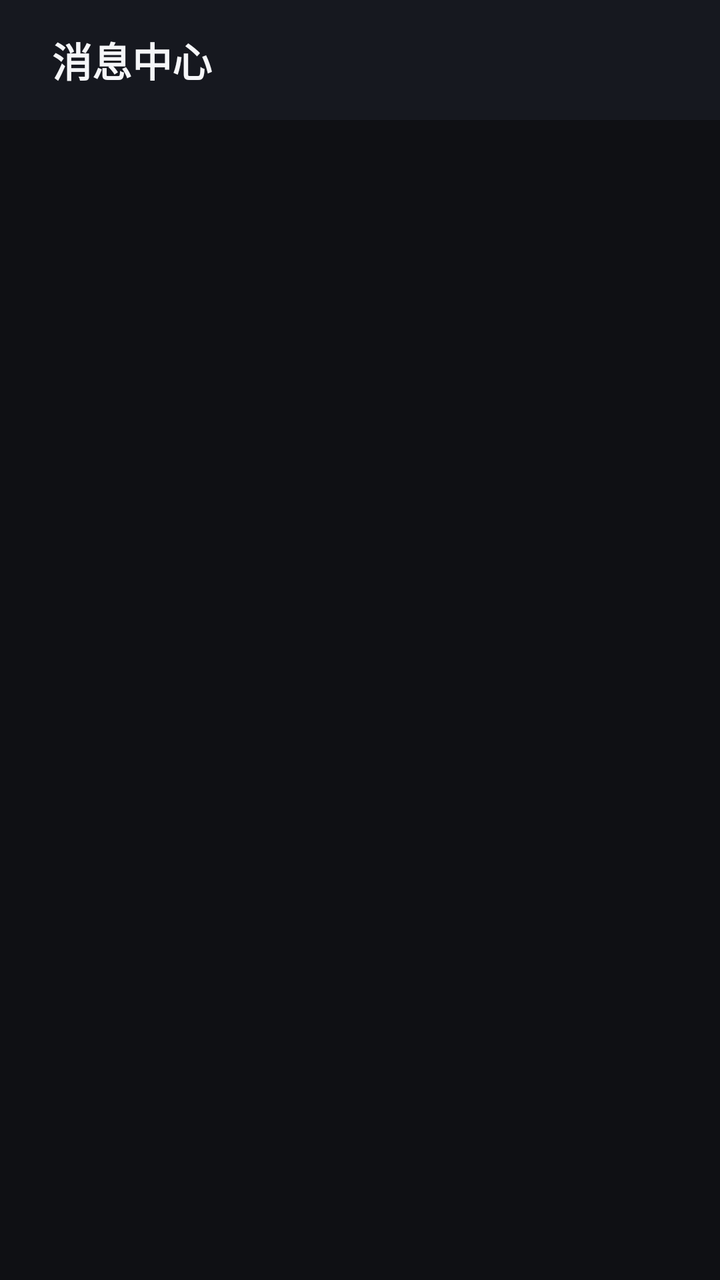
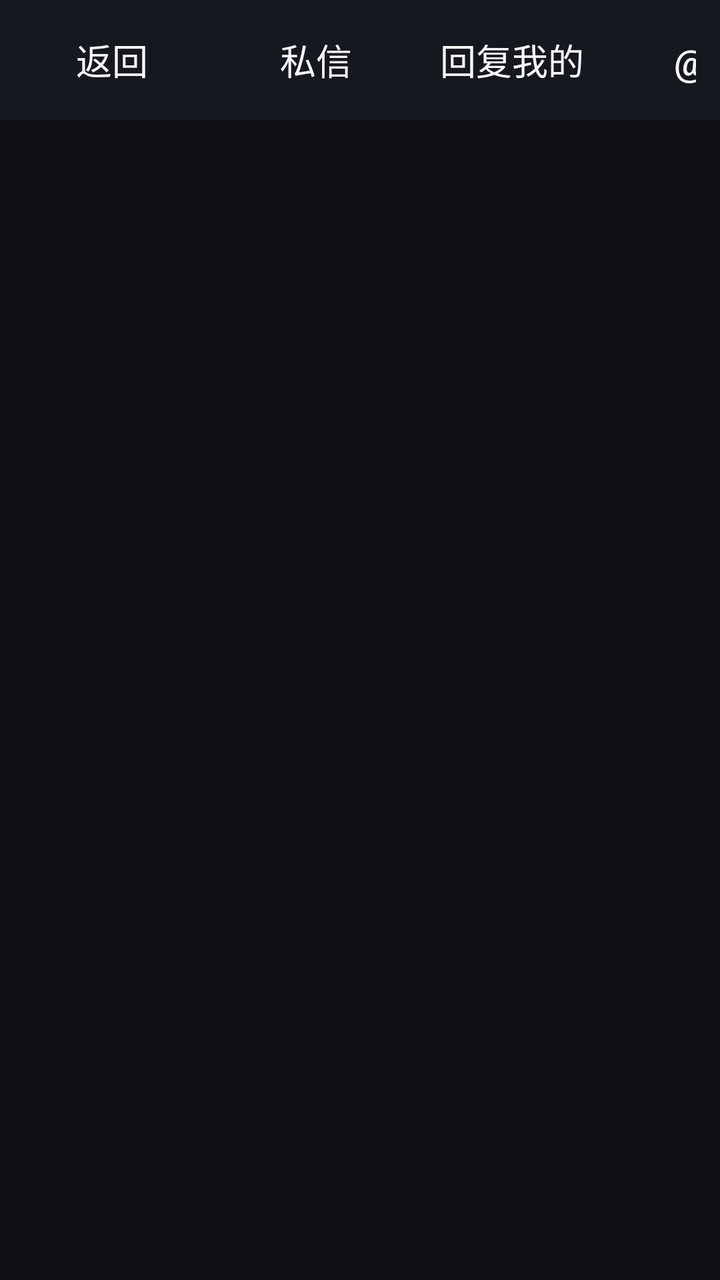

An Android layout rendered at two revisions. The XML below is the earlier revision; the diff shows what the commit changed to produce the second picture.
<!-- AndroidManifest.xml: application theme Theme.Yzb -->
<!-- res/layout/activity_message.xml -->
<?xml version="1.0" encoding="utf-8"?>
<LinearLayout xmlns:android="http://schemas.android.com/apk/res/android"
    android:layout_width="match_parent"
    android:layout_height="match_parent"
    android:orientation="vertical"
    android:background="@color/bg_dark"
    android:focusable="true"
    android:focusableInTouchMode="true">

    <LinearLayout
        android:layout_width="match_parent"
        android:layout_height="60dp"
        android:orientation="horizontal"
        android:gravity="center_vertical"
        android:paddingStart="12dp"
        android:paddingEnd="12dp"
        android:background="@color/bg_panel">

        <Button
            android:id="@+id/btnBack"
            style="@style/YzbButton"
            android:text="返回" />

        <TextView
            android:id="@+id/tvMsgTitle"
            android:layout_width="0dp"
            android:layout_height="wrap_content"
            android:layout_weight="1"
            android:layout_marginStart="14dp"
            android:text="消息中心"
            android:textColor="@color/text_primary"
            android:textSize="20sp"
            android:textStyle="bold" />

        <Button
            android:id="@+id/btnTabSession"
            style="@style/YzbButton"
            android:text="私信" />

        <Button
            android:id="@+id/btnTabReply"
            style="@style/YzbButton"
            android:text="回复我的" />

        <Button
            android:id="@+id/btnTabAt"
            style="@style/YzbButton"
            android:text="@我" />

        <Button
            android:id="@+id/btnTabLike"
            style="@style/YzbButton"
            android:text="收到的赞" />

    </LinearLayout>

    <FrameLayout
        android:layout_width="match_parent"
        android:layout_height="0dp"
        android:layout_weight="1">

        <androidx.recyclerview.widget.RecyclerView
            android:id="@+id/rvMessage"
            android:layout_width="match_parent"
            android:layout_height="match_parent"
            android:paddingStart="12dp"
            android:paddingEnd="12dp"
            android:paddingTop="6dp"
            android:clipToPadding="false" />

        <ProgressBar
            android:id="@+id/pbMsg"
            android:layout_width="wrap_content"
            android:layout_height="wrap_content"
            android:layout_gravity="center"
            android:visibility="gone" />

        <TextView
            android:id="@+id/tvMsgEmpty"
            android:layout_width="wrap_content"
            android:layout_height="wrap_content"
            android:layout_gravity="center"
            android:textColor="@color/text_secondary"
            android:textSize="16sp"
            android:visibility="gone" />

    </FrameLayout>

</LinearLayout>
<!-- resources referenced by this layout -->
<resources>
  <color name="bg_dark">#0F1014</color>
  <color name="bg_panel">#16181F</color>
  <color name="text_primary">#F5F6F8</color>
  <color name="text_secondary">#A8ACB8</color>
  <style name="YzbButton" parent="Widget.AppCompat.Button.Borderless">
          <item name="android:layout_height">46dp</item>
          <item name="android:textSize">18sp</item>
          <item name="android:textColor">@color/text_primary</item>
          <item name="android:background">@drawable/btn_bg</item>
          <item name="android:paddingStart">18dp</item>
          <item name="android:paddingEnd">18dp</item>
          <item name="android:focusable">true</item>
      </style>
  <style name="Theme.Yzb" parent="Theme.AppCompat.NoActionBar">
          <item name="android:windowBackground">@color/bg_dark</item>
          <item name="android:textColor">@color/text_primary</item>
          <item name="colorAccent">@color/accent</item>
          <item name="android:windowContentTransitions">false</item>
      </style>
  <!-- drawable btn_bg (drawable) -->
  <?xml version="1.0" encoding="utf-8"?>
  <selector xmlns:android="http://schemas.android.com/apk/res/android">
      <item android:state_focused="true">
          <shape android:shape="rectangle">
              <solid android:color="#33FB7299" />
              <corners android:radius="10dp" />
              <stroke android:width="2dp" android:color="@color/accent" />
          </shape>
      </item>
      <item android:state_pressed="true">
          <shape android:shape="rectangle">
              <solid android:color="#33FB7299" />
              <corners android:radius="10dp" />
          </shape>
      </item>
      <item>
          <shape android:shape="rectangle">
              <solid android:color="#00000000" />
              <corners android:radius="10dp" />
          </shape>
      </item>
  </selector>
  <color name="accent">#FB7299</color>
</resources>

<!-- the commit's change to res/layout/activity_message.xml (unified diff, before → after) -->
@@ -19,7 +19,7 @@
         <Button
             android:id="@+id/btnBack"
             style="@style/YzbButton"
-            android:text="返回" />
+            android:text="返回" android:layout_width="wrap_content" android:layout_height="46dp"/>
 
         <TextView
             android:id="@+id/tvMsgTitle"
@@ -35,22 +35,22 @@
         <Button
             android:id="@+id/btnTabSession"
             style="@style/YzbButton"
-            android:text="私信" />
+            android:text="私信" android:layout_width="wrap_content" android:layout_height="46dp"/>
 
         <Button
             android:id="@+id/btnTabReply"
             style="@style/YzbButton"
-            android:text="回复我的" />
+            android:text="回复我的" android:layout_width="wrap_content" android:layout_height="46dp"/>
 
         <Button
             android:id="@+id/btnTabAt"
             style="@style/YzbButton"
-            android:text="@我" />
+            android:text="@我" android:layout_width="wrap_content" android:layout_height="46dp"/>
 
         <Button
             android:id="@+id/btnTabLike"
             style="@style/YzbButton"
-            android:text="收到的赞" />
+            android:text="收到的赞" android:layout_width="wrap_content" android:layout_height="46dp"/>
 
     </LinearLayout>
 
<!-- resource entries referenced after the edit -->
@@ -5,6 +5,7 @@
   <color name="text_primary">#F5F6F8</color>
   <color name="text_secondary">#A8ACB8</color>
   <style name="YzbButton" parent="Widget.AppCompat.Button.Borderless">
+          <item name="android:layout_width">wrap_content</item>
           <item name="android:layout_height">46dp</item>
           <item name="android:textSize">18sp</item>
           <item name="android:textColor">@color/text_primary</item>
